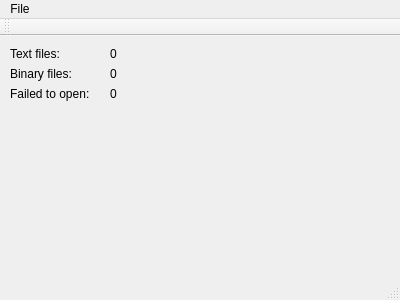
First picture: the form in CodeAnalyzer/MainWindow.ui, repository Samarkin/CodeAnalyzer, before the edit.
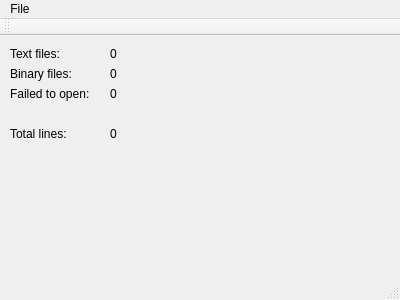
Second picture: the form after the edit.

Commit message: Add line count

Patch:
```diff
--- a/CodeAnalyzer/MainWindow.ui
+++ b/CodeAnalyzer/MainWindow.ui
@@ -92,6 +92,32 @@
      <string notr="true">0</string>
     </property>
    </widget>
+   <widget class="QLabel" name="label_4">
+    <property name="geometry">
+     <rect>
+      <x>10</x>
+      <y>90</y>
+      <width>91</width>
+      <height>16</height>
+     </rect>
+    </property>
+    <property name="text">
+     <string>Total lines:</string>
+    </property>
+   </widget>
+   <widget class="QLabel" name="label_totalLines">
+    <property name="geometry">
+     <rect>
+      <x>110</x>
+      <y>90</y>
+      <width>57</width>
+      <height>16</height>
+     </rect>
+    </property>
+    <property name="text">
+     <string notr="true">0</string>
+    </property>
+   </widget>
   </widget>
   <widget class="QMenuBar" name="menuBar">
    <property name="geometry">
```
The commit also changes 4 other files.
